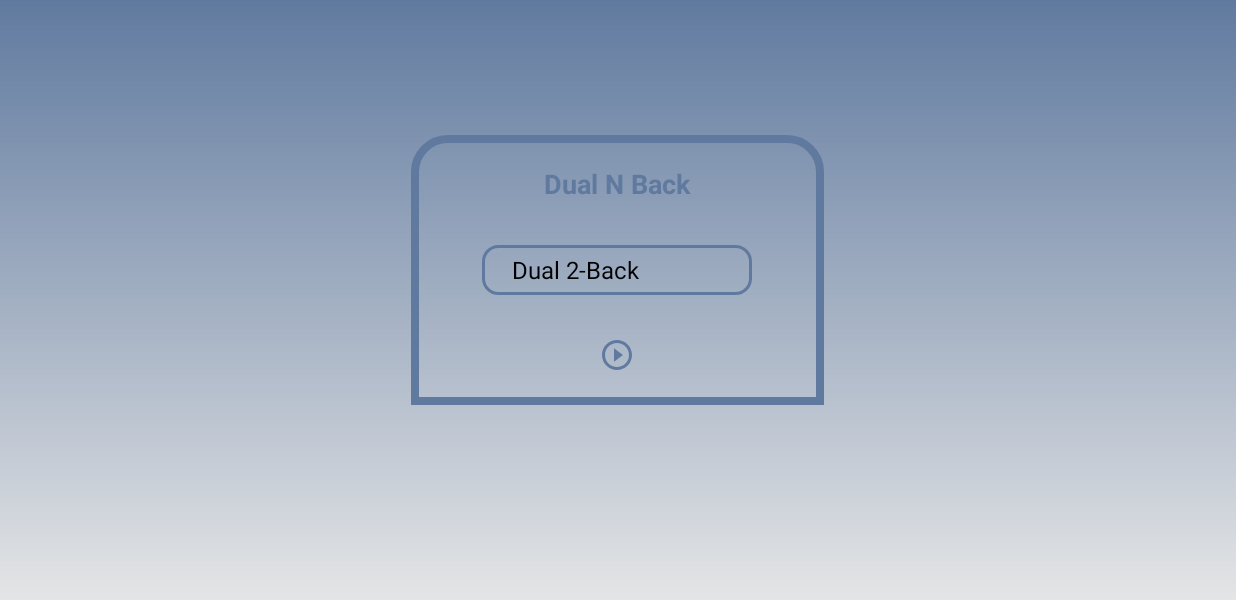
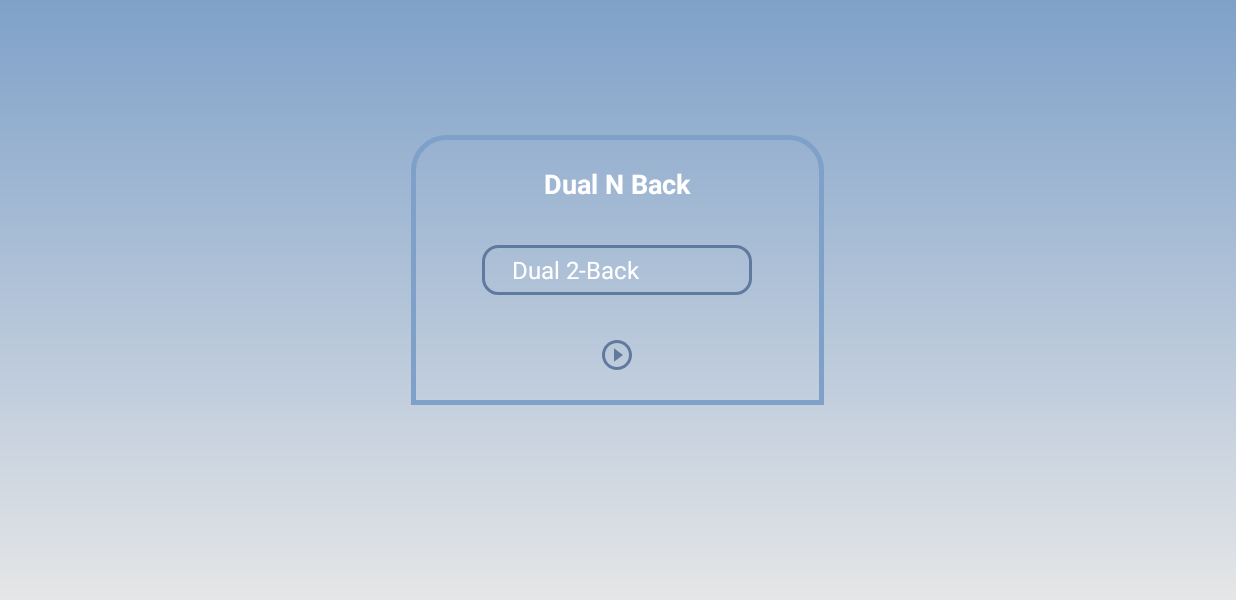
Before and after one commit to mahmadzadeh/dual-n-back-game, an Android app: the screen it shows after launch (StartScreenActivity), on a phone screen of 824 x 412 dp (held sideways). Shown: the top 600 px of the screen. Run offline under Robolectric (Android 15) with nearby library versions, the light colour scheme and no system bars.

Commit message:
tweak start screen colours

```diff
--- a/app/src/main/res/drawable/custom_start_screen_background.xml
+++ b/app/src/main/res/drawable/custom_start_screen_background.xml
@@ -6,6 +6,6 @@
         android:bottomRightRadius="0dp"
         android:radius="22dp"/>
     <stroke
-        android:width="5dp"
-        android:color="@color/colorPrimaryDark"/>
+        android:width="3dp"
+        android:color="@color/colorPrimary"/>
 </shape>
--- a/app/src/main/res/drawable/gradient.xml
+++ b/app/src/main/res/drawable/gradient.xml
@@ -3,7 +3,7 @@
        android:shape="rectangle">
     <gradient
         android:angle="270"
-        android:startColor="@color/colorPrimaryDark"
+        android:startColor="@color/colorPrimary"
         android:endColor="@color/dropDownGray"
         android:type="linear">
     </gradient>
--- a/app/src/main/res/layout/activity_start_screen.xml
+++ b/app/src/main/res/layout/activity_start_screen.xml
@@ -30,7 +30,7 @@
                 android:background="@drawable/start_screen_text_background"
                 android:text="Dual N Back"
                 android:textAlignment="center"
-                android:textColor="@color/colorPrimaryDark"
+                android:textColor="@android:color/white"
                 android:textSize="18sp"
                 android:textStyle="bold"/>
 
--- a/app/src/main/res/layout/spinner_text.xml
+++ b/app/src/main/res/layout/spinner_text.xml
@@ -9,4 +9,4 @@
           android:layoutDirection="ltr"
           android:paddingLeft="20dp"
           android:singleLine="true"
-          android:textColor="@android:color/black"/>
+          android:textColor="@android:color/white"/>
```
Also changed, not shown: 1 other file.
